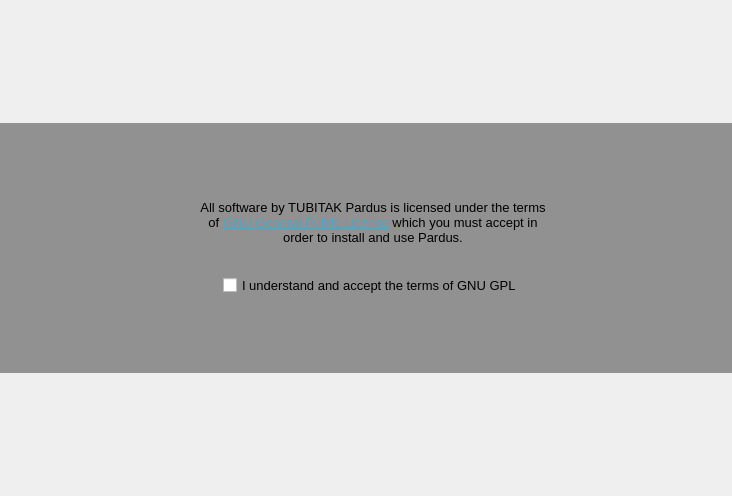
Above: yali/gui/Ui/license.ui from dadas45li/yali before the change. Below: the same form after it.
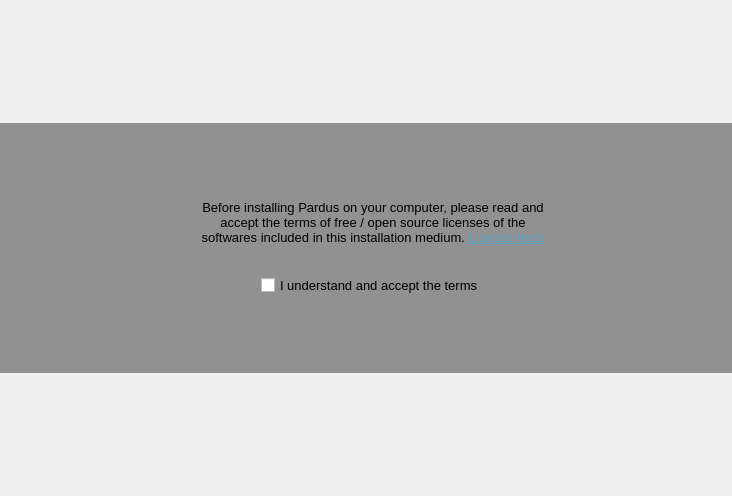
That is the form after the change. Icons and pictures are not drawn.

Commit message: license screen is not GPL only...

Patch:
```diff
--- a/yali/gui/Ui/license.ui
+++ b/yali/gui/Ui/license.ui
@@ -127,7 +127,7 @@
              <number>0</number>
             </property>
             <property name="text">
-             <string>All software by TUBITAK Pardus is licensed under the terms of &lt;a href=&quot;#&quot;&gt;&lt;span style=&quot; text-decoration: underline; color:#56a2c0;&quot;&gt;GNU General Public License&lt;/span&gt;&lt;/a&gt; which you must accept in order to install and use Pardus.</string>
+             <string>Before installing Pardus on your computer, please read and accept the terms of free / open source licenses of the softwares included in this installation medium. &lt;a href=&quot;#&quot;&gt;&lt;span style=&quot; text-decoration: underline; color:#56a2c0;&quot;&gt;License texts&lt;/span&gt;&lt;/a&gt;</string>
             </property>
             <property name="scaledContents">
              <bool>false</bool>
@@ -165,7 +165,7 @@
                </font>
               </property>
               <property name="text">
-               <string>I understand and accept the terms of GNU GPL</string>
+               <string>I understand and accept the terms</string>
               </property>
               <property name="checkable">
                <bool>true</bool>
```
